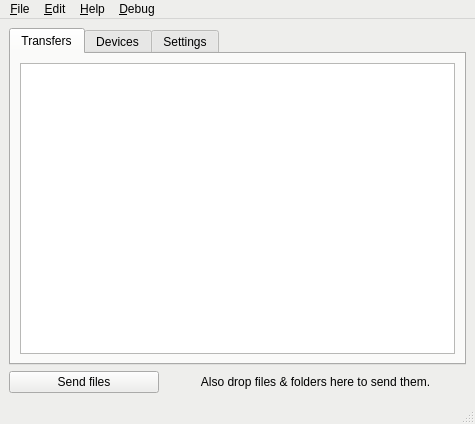
Old version of the form src/ui/MainWindow.ui in the repository trebleshot/desktop.
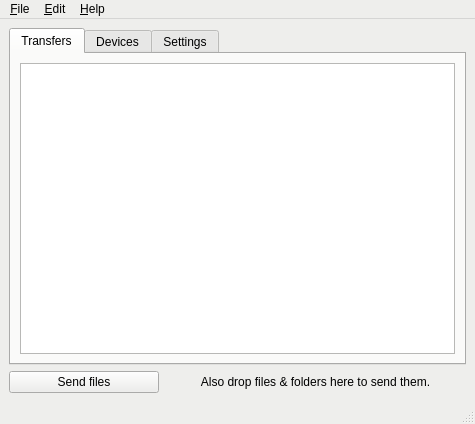
New version of the form.

What changed in the file:
```diff
--- a/src/ui/MainWindow.ui
+++ b/src/ui/MainWindow.ui
@@ -656,16 +656,9 @@
     <addaction name="actionAbout_TrebleShot"/>
     <addaction name="actionAbout_Qt"/>
    </widget>
-   <widget class="QMenu" name="menu_Debug">
-    <property name="title">
-     <string>&amp;Debug</string>
-    </property>
-    <addaction name="actionStart_receiver"/>
-   </widget>
    <addaction name="menuFile"/>
    <addaction name="menuEdit"/>
    <addaction name="menuHelp"/>
-   <addaction name="menu_Debug"/>
   </widget>
   <action name="actionChange_device_name">
    <property name="text">
```
